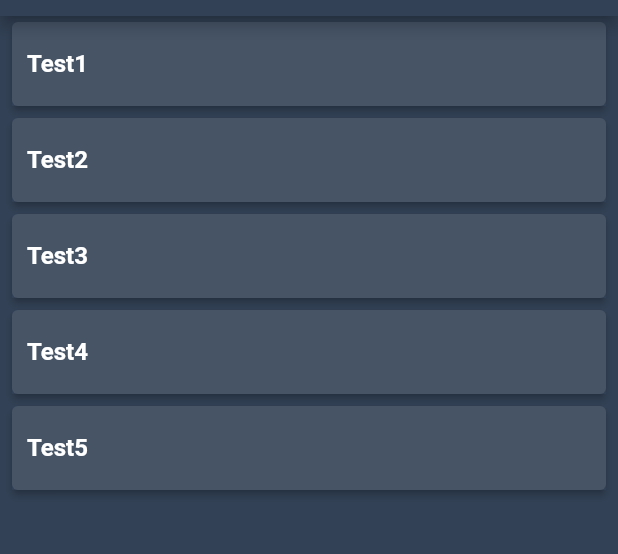
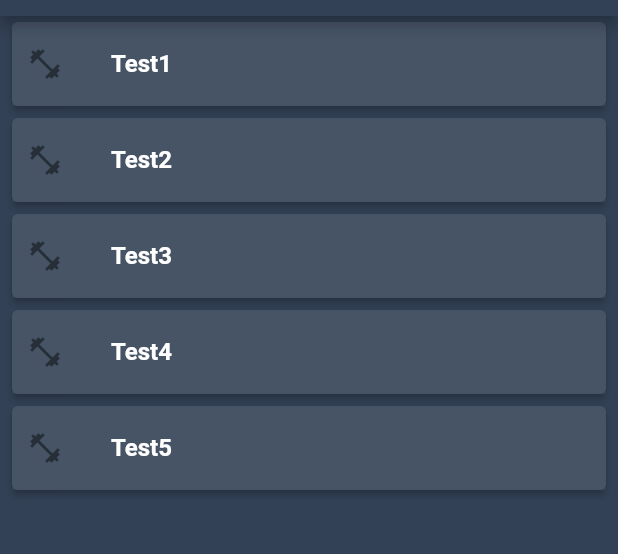
Before and after one commit to titov-andrei/flutter_app, a Flutter app: the screen it shows after launch, on a phone screen of 412 x 824 dp, the part 68-622 px from its top. Run offline on Flutter 3.47's test engine with Material 2 defaults, Android fonts, the phone set to English and light mode, and no system bars.

Commit message:
Update main.dart

```diff
--- a/lib/main.dart
+++ b/lib/main.dart
@@ -76,6 +76,10 @@ class WorkoutsList extends StatelessWidget {
                   decoration: BoxDecoration(color: Color.fromRGBO(50, 65, 85, 0.9)),
                   child: ListTile(
                     contentPadding: EdgeInsets.symmetric(horizontal: 10),
+                    leading: Container(
+                      padding: EdgeInsets.only(right: 12),
+                      child: Icon(Icons.fitness_center),
+                    ),
                     title: Text(workouts[i].title, style: TextStyle(color: Theme.of(context).textTheme.title.color, fontWeight: FontWeight.bold)),
                   ),
                 ),
```
